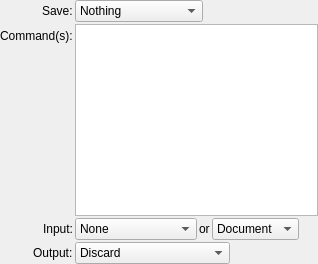
Above: src/prymatex/gui/bundles/ui_files/command.ui from prymatex/prymatex before the change. Below: the same form after it.
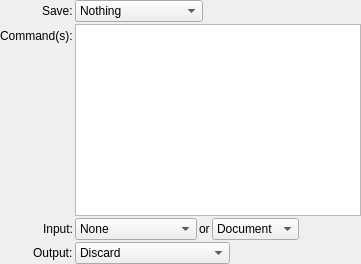
That is the form after the change.

The edit to the form file:
```diff
--- a/src/prymatex/gui/bundles/ui_files/command.ui
+++ b/src/prymatex/gui/bundles/ui_files/command.ui
@@ -6,7 +6,7 @@
    <rect>
     <x>0</x>
     <y>0</y>
-    <width>318</width>
+    <width>361</width>
     <height>264</height>
    </rect>
   </property>
```
Left out of the diff: 4 changed lines with no effect on the pictures.
